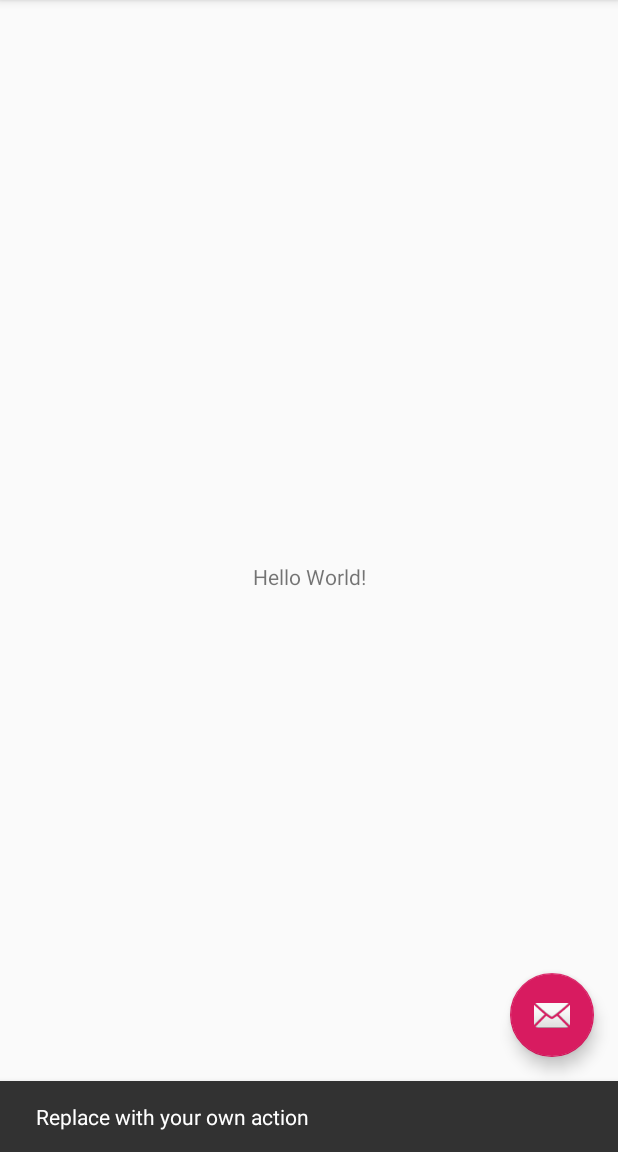
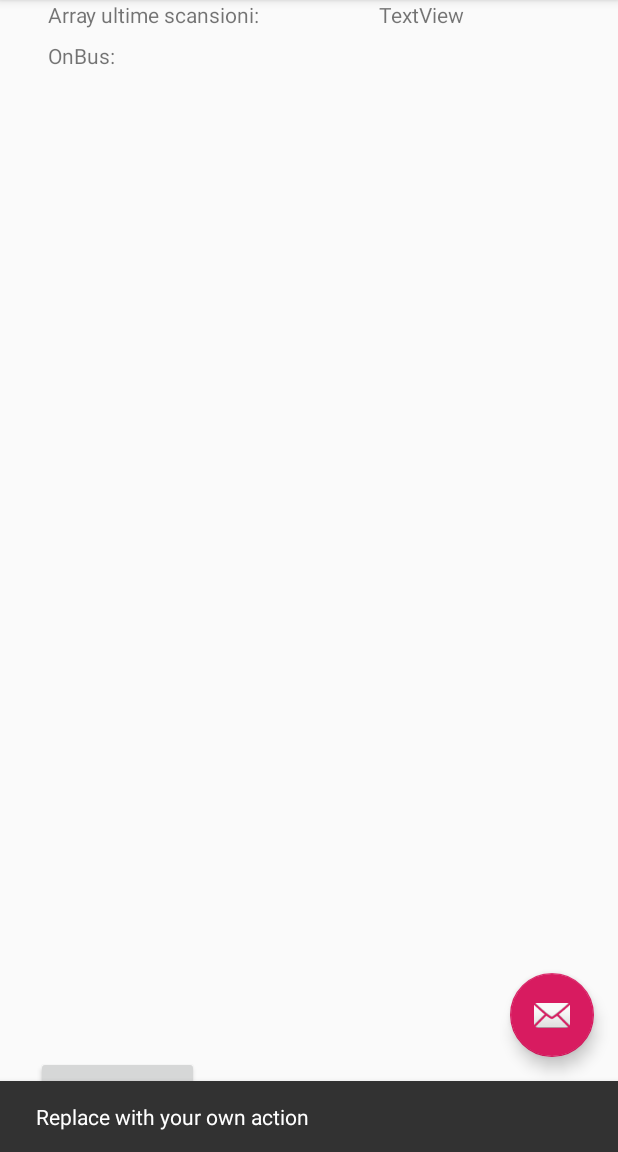
Before and after one commit to ciccio1992/BUSApp2.0, an Android app: the screen it shows after launch (MainActivity), after a tap on an icon or button, on a phone screen of 412 x 824 dp, the part 84-1236 px from its top. Run offline under Robolectric (Android 15) with nearby library versions, the phone set to English and light mode, and no system bars; 2 statements that could not run were skipped.

Commit message:
Main and basic UI

```diff
--- a/app/src/main/java/com/example/busapp20/MainActivity.java
+++ b/app/src/main/java/com/example/busapp20/MainActivity.java
@@ -1,7 +1,13 @@
 package com.example.busapp20;
 
+import android.Manifest;
+import android.content.BroadcastReceiver;
 import android.content.Context;
+import android.content.Intent;
+import android.content.IntentFilter;
+import android.content.pm.PackageManager;
 import android.net.wifi.WifiManager;
+import android.os.Build;
 import android.os.Bundle;
 import android.support.design.widget.FloatingActionButton;
 import android.support.design.widget.Snackbar;
@@ -15,9 +21,23 @@ import android.support.v4.widget.DrawerLayout;
 import android.support.v7.app.AppCompatActivity;
 import android.support.v7.widget.Toolbar;
 import android.view.Menu;
+import android.widget.Button;
+import android.widget.ListView;
+import android.widget.TextView;
+import android.widget.Toast;
+
+import java.util.Stack;
 
 public class MainActivity extends AppCompatActivity
         implements NavigationView.OnNavigationItemSelectedListener {
+
+
+    Button btEnableWifi, btDisableWifi, btGetData, btScan, settingsButton;
+    static WifiManager wifiManager;
+    static TextView lastResultsRes, onbusres;
+    // ListView listView;
+    BroadcastReceiver myReceiver = null;
+    public int validatorCounter = 0;
 
     @Override
     protected void onCreate(Bundle savedInstanceState) {
@@ -40,6 +60,56 @@ public class MainActivity extends AppCompatActivity
         drawer.addDrawerListener(toggle);
         toggle.syncState();
         navigationView.setNavigationItemSelectedListener(this);
+
+
+        // CONNECTING UI ITEMS TO JAVA
+        /*
+        settingsButton = findViewById(R.id.settingsButton);
+        btEnableWifi = findViewById(R.id.btEnableWifi);
+        btDisableWifi = findViewById(R.id.btDisableWifi);
+        btGetData = findViewById(R.id.btGetStatus);
+        wifiReceiver.tvStatus = findViewById(R.id.tvStatus); */
+        btScan = findViewById(R.id.btScan);
+        lastResultsRes = findViewById(R.id.lastResultsRes);
+        onbusres = findViewById(R.id.onBusResult);
+
+        startService(new Intent(this, BackgroundService.class));
+
+        wifiManager = (WifiManager) getApplicationContext().getSystemService(Context.WIFI_SERVICE);
+        myReceiver = new wifiReceiver();
+        registerReceiver(myReceiver, new IntentFilter(WifiManager.SCAN_RESULTS_AVAILABLE_ACTION));
+
+        // Buttons to Enable\Disable WIFI
+
+        btEnableWifi.setOnClickListener(new View.OnClickListener() {
+            @Override
+            public void onClick(View v) {
+                wifiManager.setWifiEnabled(true);
+                Toast.makeText(MainActivity.this, "WiFi Enabled", Toast.LENGTH_SHORT).show();
+                WifiLoopTimer.start();
+            }
+        });
+
+        btDisableWifi.setOnClickListener(new View.OnClickListener() {
+            @Override
+            public void onClick(View v) {
+                wifiManager.setWifiEnabled(false);
+                Toast.makeText(MainActivity.this, "WiFi Disabled", Toast.LENGTH_SHORT).show();
+            }
+        });
+
+
+        btScan.setOnClickListener(new View.OnClickListener() {
+            @Override
+            public void onClick(View view) {
+                wifiManager.startScan();
+            }
+        });
+
+        // This section of code handles the WiFi network search and returns a ListArray with all Networks.
+
+       //  listView = findViewById(R.id.wifiList);
+        wifiManager = (WifiManager) getApplicationContext().getSystemService(Context.WIFI_SERVICE);
 
 
     }
@@ -98,4 +168,35 @@ public class MainActivity extends AppCompatActivity
         drawer.closeDrawer(GravityCompat.START);
         return true;
     }
+
+
+    @Override
+    public void onResume() {
+        super.onResume();
+
+        if (Build.VERSION.SDK_INT >= Build.VERSION_CODES.M) {           //THIS CODE REQUIRES PERMISSIONS ON RUNTIME!
+            if (checkSelfPermission(Manifest.permission.ACCESS_COARSE_LOCATION) != PackageManager.PERMISSION_GRANTED) {
+                requestPermissions(new String[]{Manifest.permission.ACCESS_COARSE_LOCATION}, 87);
+            }
+        }
+        if (Build.VERSION.SDK_INT >= Build.VERSION_CODES.M) {
+            if (checkSelfPermission(Manifest.permission.ACCESS_WIFI_STATE) != PackageManager.PERMISSION_GRANTED) {
+                requestPermissions(new String[]{Manifest.permission.ACCESS_WIFI_STATE}, 87);
+            }
+        }
+        if (Build.VERSION.SDK_INT >= Build.VERSION_CODES.M) {
+            if (checkSelfPermission(Manifest.permission.INTERNET) != PackageManager.PERMISSION_GRANTED) {
+                requestPermissions(new String[]{Manifest.permission.INTERNET}, 87);
+            }
+        }
+        if (Build.VERSION.SDK_INT >= Build.VERSION_CODES.M) {
+            if (checkSelfPermission(Manifest.permission.ACCESS_FINE_LOCATION) != PackageManager.PERMISSION_GRANTED) {
+                requestPermissions(new String[]{Manifest.permission.ACCESS_FINE_LOCATION}, 87);
+            }
+        }
+    }
 }
+
+/*
+if
+ */
--- a/app/src/main/res/layout/content_main.xml
+++ b/app/src/main/res/layout/content_main.xml
@@ -9,12 +9,60 @@
     tools:showIn="@layout/app_bar_main">
 
     <TextView
+        android:id="@+id/lastResults"
         android:layout_width="wrap_content"
         android:layout_height="wrap_content"
-        android:text="Hello World!"
+        android:layout_marginStart="32dp"
+        android:text="Array ultime scansioni:"
+        app:layout_constraintStart_toStartOf="parent"
+        tools:layout_editor_absoluteY="91dp" />
+
+    <TextView
+        android:id="@+id/lastResultsRes"
+        android:layout_width="117dp"
+        android:layout_height="23dp"
+        android:layout_marginStart="76dp"
+        android:layout_marginTop="8dp"
+        android:layout_marginEnd="8dp"
+        android:layout_marginBottom="8dp"
+        android:text="TextView"
+        app:layout_constraintBottom_toTopOf="@+id/onBusResult"
+        app:layout_constraintEnd_toEndOf="parent"
+        app:layout_constraintHorizontal_bias="0.0"
+        app:layout_constraintStart_toEndOf="@+id/lastResults"
+        app:layout_constraintTop_toTopOf="parent"
+        app:layout_constraintVertical_bias="1.0" />
+
+    <TextView
+        android:id="@+id/onbus"
+        android:layout_width="wrap_content"
+        android:layout_height="18dp"
+        android:layout_marginStart="32dp"
+        android:layout_marginTop="8dp"
+        android:text="OnBus:"
+        app:layout_constraintStart_toStartOf="parent"
+        app:layout_constraintTop_toBottomOf="@+id/lastResults" />
+
+    <TextView
+        android:id="@+id/onBusResult"
+        android:layout_width="wrap_content"
+        android:layout_height="wrap_content"
+        android:layout_marginStart="176dp"
+        android:layout_marginEnd="8dp"
+        android:text="TextView"
+        app:layout_constraintEnd_toEndOf="parent"
+        app:layout_constraintHorizontal_bias="0.0"
+        app:layout_constraintStart_toEndOf="@+id/onbus"
+        tools:layout_editor_absoluteY="118dp" />
+
+    <Button
+        android:id="@+id/btScan"
+        android:layout_width="wrap_content"
+        android:layout_height="wrap_content"
+        android:layout_marginStart="24dp"
+        android:layout_marginBottom="16dp"
+        android:text="FORCE SCAN"
         app:layout_constraintBottom_toBottomOf="parent"
-        app:layout_constraintLeft_toLeftOf="parent"
-        app:layout_constraintRight_toRightOf="parent"
-        app:layout_constraintTop_toTopOf="parent" />
+        app:layout_constraintStart_toStartOf="parent" />
 
 </android.support.constraint.ConstraintLayout>
```
Also changed, not shown: app/src/main/java/com/example/busapp20/wifiReceiver.java (+35 -10 lines).
